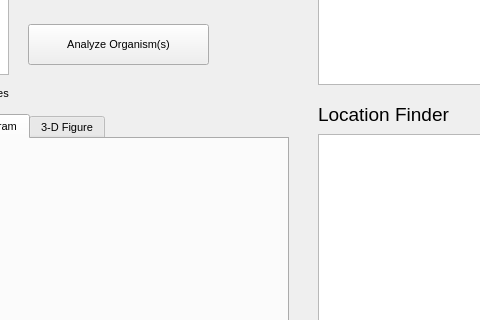
Before: the Qt Designer form populationanalysis.ui in TrinhLab/CASPERapp, drawn with Qt 5; both pictures show x 202 to 682 and y 314 to 634 of the 1221 by 784 pixel window.
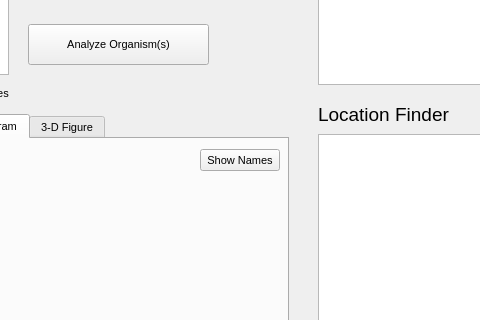
After: the same form once the commit is applied. The open tabs and pages were chosen to show the change. Custom widgets are drawn as their Qt base class.

Diff of the .ui file:
```diff
--- a/populationanalysis.ui
+++ b/populationanalysis.ui
@@ -196,6 +196,19 @@
      <attribute name="title">
       <string>Venn Diagram</string>
      </attribute>
+     <widget class="QPushButton" name="show_names2">
+      <property name="geometry">
+       <rect>
+        <x>390</x>
+        <y>10</y>
+        <width>80</width>
+        <height>22</height>
+       </rect>
+      </property>
+      <property name="text">
+       <string>Show Names</string>
+      </property>
+     </widget>
     </widget>
     <widget class="pop_analysis_3dgraph" name="pop_analysis_3dgraph">
      <attribute name="title">
```
Left out of the diff: 17 changed lines with no effect on the pictures.
